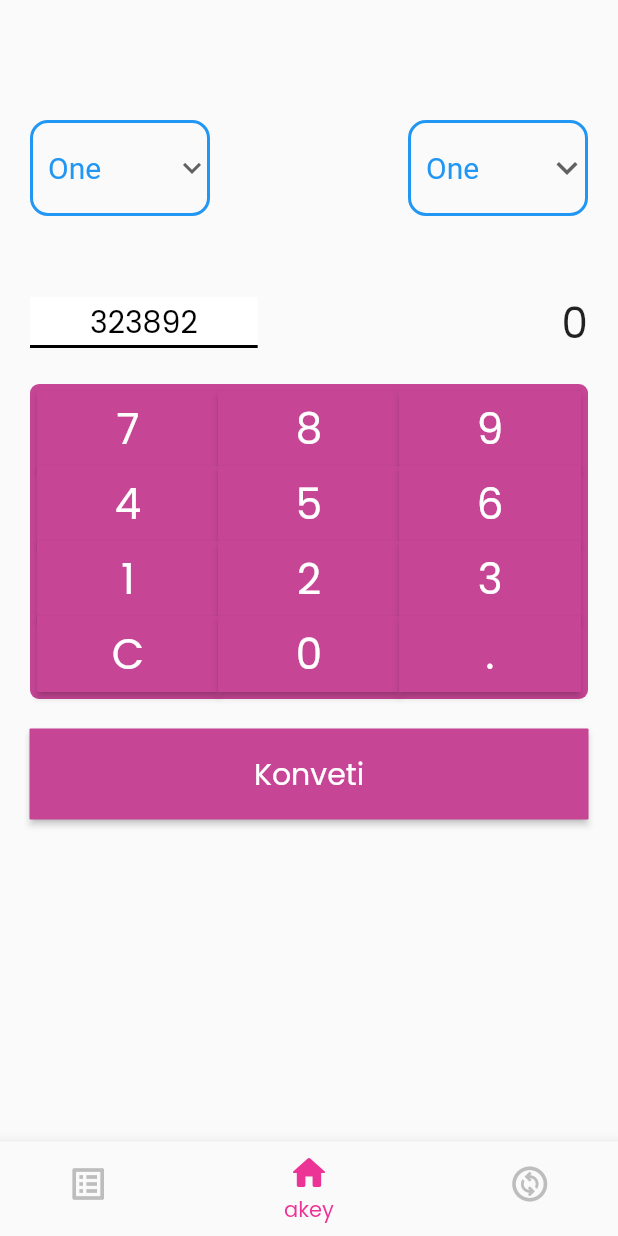
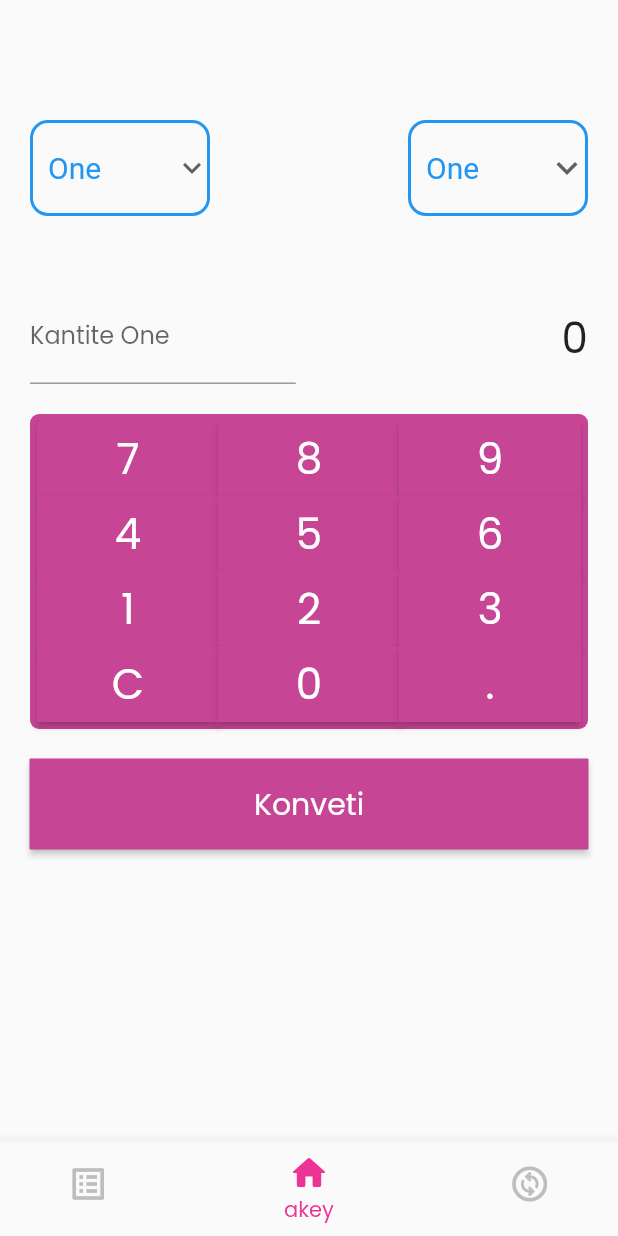
Before and after one commit to hankakee/chanjelajan, a Flutter app: the screen it shows after launch, on a phone screen of 412 x 824 dp. Run offline on Flutter 3.47's test engine with Material 2 defaults, Android fonts, the phone set to English and light mode, and no system bars.

Commit message:
Fix textfield

```diff
--- a/lib/main.dart
+++ b/lib/main.dart
@@ -35,21 +35,18 @@ class _MyHomePageState extends State<MyHomePage> {
   int selectedIndex = 1;
   String dropdownOrigin = 'One';
   String dropdownDestination = 'One';
-  TextEditingController firstCurrency = TextEditingController();
-  void _incrementCounter() {
+  String valueOrigin = "";
+  Color primarycolor = Color(0XFFC64595);
+  TextEditingController originTyped = TextEditingController();
+  void _changeIndex(int index) {
     setState(() {
-      // This call to setState tells the Flutter framework that something has
-      // changed in this State, which causes it to rerun the build method below
-      // so that the display can reflect the updated values. If we changed
-      // _counter without calling setState(), then the build method would not be
-      // called again, and so nothing would appear to happen.
-      _counter++;
+      selectedIndex = index;
     });
   }
 
-  void _changeIndex(int index) {
+  void setValueOrigin(val) {
     setState(() {
-      selectedIndex = index;
+      originTyped.text += val.toString();
     });
   }
 
@@ -145,21 +142,35 @@ class _MyHomePageState extends State<MyHomePage> {
                   padding: const EdgeInsets.only(top: 50.0, bottom: 20.0),
                   child: Row(
                     children: [
-                      Container(
-                        child: const Text(
-                          "323892",
-                          textDirection: TextDirection.ltr,
-                          style: TextStyle(color: Colors.black, fontSize: 20.0),
-                        ),
-                        padding: const EdgeInsets.symmetric(horizontal: 40.0),
-                        decoration: const BoxDecoration(
-                          border: Border(
-                            top: BorderSide(width: 2.0, color: Colors.white),
-                            bottom: BorderSide(width: 2.0, color: Colors.black),
+                      Flexible(
+                        child: TextFormField(
+                          controller: originTyped,
+                          decoration: InputDecoration(
+                            border: const UnderlineInputBorder(),
+                            labelText: 'Kantite ' + dropdownOrigin,
                           ),
-                          color: Colors.white,
                         ),
                       ),
+                      // Flexible(
+                      //   child: Container(
+                      //     // value enter currency
+                      //     child: Text(
+                      //       valueOrigin.toString(),
+                      //       textDirection: TextDirection.ltr,
+                      //       style: const TextStyle(
+                      //           color: Colors.black, fontSize: 20.0),
+                      //     ),
+                      //     padding: const EdgeInsets.symmetric(horizontal: 40.0),
+                      //     decoration: const BoxDecoration(
+                      //       border: Border(
+                      //         top: BorderSide(width: 2.0, color: Colors.white),
+                      //         bottom:
+                      //             BorderSide(width: 2.0, color: Colors.black),
+                      //       ),
+                      //       color: Colors.white,
+                      //     ),
+                      //   ),
+                      // ),
                       const Spacer(),
                       Container(
                           child:
@@ -170,7 +181,7 @@ class _MyHomePageState extends State<MyHomePage> {
                 Container(
                     padding: const EdgeInsets.all(5.0),
                     decoration: BoxDecoration(
-                      color: Color(0XFFC64595),
+                      color: primarycolor,
                       borderRadius: BorderRadius.circular(6),
                     ),
                     child: Column(children: [
@@ -185,12 +196,14 @@ class _MyHomePageState extends State<MyHomePage> {
                                 firstrow[index].toString(),
                                 style: const TextStyle(fontSize: 28.0),
                               ),
-                              onPressed: () {},
+                              onPressed: () {
+                                setValueOrigin(firstrow[index]);
+                              },
                               style: ElevatedButton.styleFrom(
-                                  primary: Color(0XFFC64595),
-                                  side: const BorderSide(
+                                  primary: primarycolor,
+                                  side: BorderSide(
                                     width: 0,
-                                    color: Color(0XFFC64595),
+                                    color: primarycolor,
                                   ),
                                   shape: const RoundedRectangleBorder(
                                       borderRadius:
@@ -210,12 +223,14 @@ class _MyHomePageState extends State<MyHomePage> {
                                 secondrow[index].toString(),
                                 style: const TextStyle(fontSize: 28.0),
                               ),
-                              onPressed: () {},
+                              onPressed: () {
+                                setValueOrigin(secondrow[index]);
+                              },
                               style: ElevatedButton.styleFrom(
-                                  primary: Color(0XFFC64595),
-                                  side: const BorderSide(
+                                  primary: primarycolor,
+                                  side: BorderSide(
                                     width: 0,
-                                    color: Color(0XFFC64595),
+                                    color: primarycolor,
                                   ),
                                   shape: const RoundedRectangleBorder(
                                       borderRadius:
@@ -235,12 +250,14 @@ class _MyHomePageState extends State<MyHomePage> {
                                 thirdrow[index].toString(),
                                 style: const TextStyle(fontSize: 28.0),
                               ),
-                              onPressed: () {},
+                              onPressed: () {
+                                setValueOrigin(secondrow[index]);
+                              },
                               style: ElevatedButton.styleFrom(
-                                  primary: Color(0XFFC64595),
-                                  side: const BorderSide(
+                                  primary: primarycolor,
+                                  side: BorderSide(
                                     width: 0,
-                                    color: Color(0XFFC64595),
+                                    color: primarycolor,
                                   ),
                                   shape: const RoundedRectangleBorder(
                                       borderRadius:
@@ -262,10 +279,10 @@ class _MyHomePageState extends State<MyHomePage> {
                               ),
                               onPressed: () {},
                               style: ElevatedButton.styleFrom(
-                                  primary: Color(0XFFC64595),
-                                  side: const BorderSide(
+                                  primary: primarycolor,
+                                  side: BorderSide(
                                     width: 0,
-                                    color: Color(0XFFC64595),
+                                    color: primarycolor,
                                   ),
                                   shape: const RoundedRectangleBorder(
                                       borderRadius:
@@ -287,10 +304,10 @@ class _MyHomePageState extends State<MyHomePage> {
                       ),
                       onPressed: () {},
                       style: ElevatedButton.styleFrom(
-                          primary: Color(0XFFC64595),
-                          side: const BorderSide(
+                          primary: primarycolor,
+                          side: BorderSide(
                             width: 0,
-                            color: Color(0XFFC64595),
+                            color: primarycolor,
                           ),
                           shape: const RoundedRectangleBorder(
                               borderRadius: BorderRadius.all(Radius.zero))),
```
